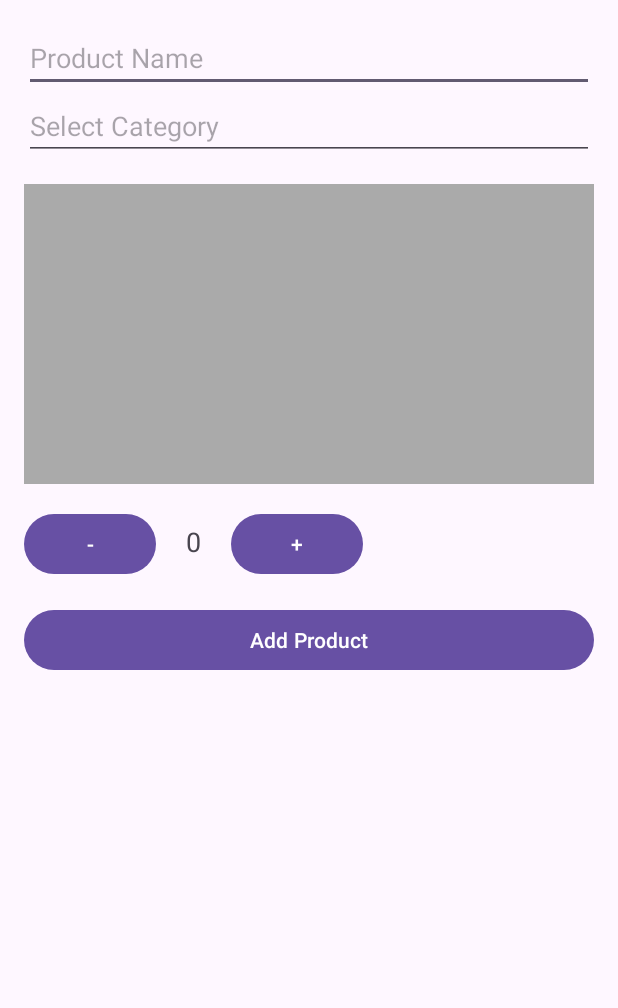
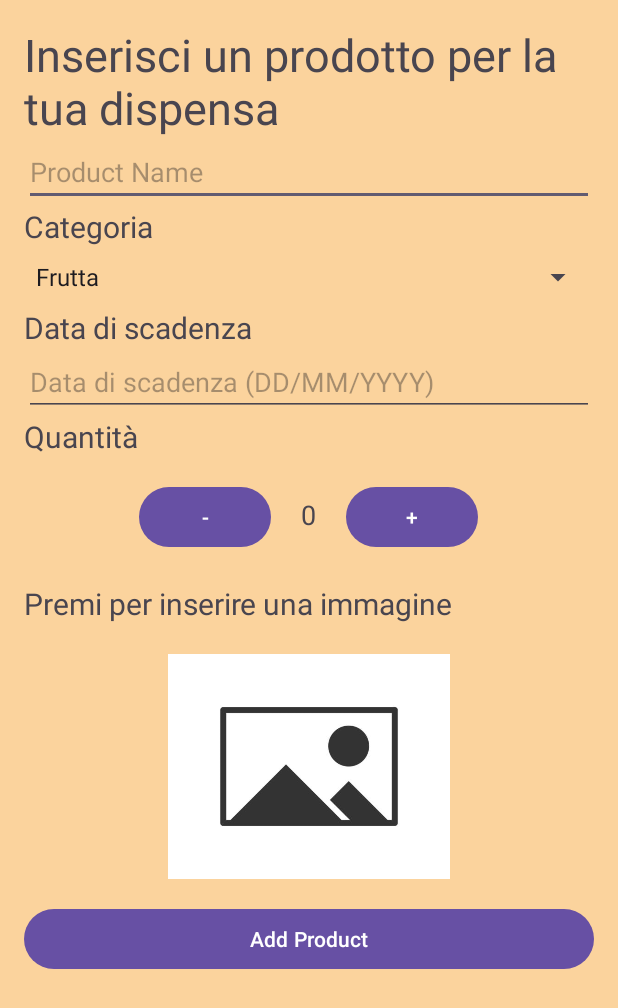
Before and after one commit to YuliaD2609/FarFromHome, an Android app: the PantryAddProduct screen opened directly, with no data from a screen before it, on a phone screen of 412 x 824 dp. Shown: the top 1008 px of the screen. Run offline under Robolectric (Android 15) with nearby library versions, the phone set to English and light mode, and no system bars.

Commit message:
pantry add item not implemented

```diff
--- a/app/src/main/java/com/example/farfromhome/PantryActivity.java
+++ b/app/src/main/java/com/example/farfromhome/PantryActivity.java
@@ -1,5 +1,6 @@
 package com.example.farfromhome;
 import android.app.Activity;
+import android.content.Intent;
 import android.os.Bundle;
 import android.view.View;
 import android.widget.TextView;
@@ -38,8 +39,9 @@
         addItemButton.setOnClickListener(new View.OnClickListener() {
             @Override
             public void onClick(View v) {
-                // Handle adding a new item
-                Toast.makeText(PantryActivity.this, "Add Item Clicked", Toast.LENGTH_SHORT).show();
+                Intent intent = new Intent(PantryActivity.this, PantryAddProduct.class);
+                startActivity(intent);
+                Toast.makeText(PantryActivity.this, "Aggiungi un prodotto", Toast.LENGTH_SHORT).show();
             }
         });
     }
--- a/app/src/main/java/com/example/farfromhome/PantryAddProduct.java
+++ b/app/src/main/java/com/example/farfromhome/PantryAddProduct.java
@@ -8,10 +8,10 @@
 import android.provider.MediaStore;
 import android.view.View;
 import android.widget.ArrayAdapter;
-import android.widget.AutoCompleteTextView;
 import android.widget.Button;
 import android.widget.EditText;
 import android.widget.ImageView;
+import android.widget.Spinner;
 import android.widget.TextView;
 import androidx.annotation.Nullable;
 import androidx.appcompat.app.AppCompatActivity;
@@ -23,7 +23,7 @@
     private static final int REQUEST_IMAGE_PICK = 2;
 
     private EditText editTextProductName;
-    private AutoCompleteTextView autoCompleteCategory;
+    private Spinner spinnerCategory;
     private ImageView imageViewProduct;
     private TextView textViewQuantity;
     private int quantity = 0;
@@ -34,17 +34,18 @@
         setContentView(R.layout.pantry_item_adder);
 
         editTextProductName = findViewById(R.id.editTextProductName);
-        autoCompleteCategory = findViewById(R.id.autoCompleteCategory);
+        spinnerCategory = findViewById(R.id.spinnerCategory);
         imageViewProduct = findViewById(R.id.imageViewProduct);
         textViewQuantity = findViewById(R.id.textViewQuantity);
         Button buttonDecreaseQuantity = findViewById(R.id.buttonDecreaseQuantity);
         Button buttonIncreaseQuantity = findViewById(R.id.buttonIncreaseQuantity);
         Button buttonAddProduct = findViewById(R.id.buttonAddProduct);
 
-        // Setup AutoCompleteTextView with an adapter
-        String[] categories = {"Category1"};
-        ArrayAdapter<String> adapter = new ArrayAdapter<>(this, android.R.layout.simple_dropdown_item_1line, categories);
-        autoCompleteCategory.setAdapter(adapter);
+        // Set up Spinner
+        ArrayAdapter<CharSequence> adapter = ArrayAdapter.createFromResource(this,
+                R.array.category_array, android.R.layout.simple_spinner_item);
+        adapter.setDropDownViewResource(android.R.layout.simple_spinner_dropdown_item);
+        spinnerCategory.setAdapter(adapter);
 
         buttonDecreaseQuantity.setOnClickListener(v -> {
             if (quantity > 0) {
@@ -87,7 +88,7 @@
         if (ContextCompat.checkSelfPermission(this, Manifest.permission.CAMERA) != PackageManager.PERMISSION_GRANTED ||
                 ContextCompat.checkSelfPermission(this, Manifest.permission.READ_EXTERNAL_STORAGE) != PackageManager.PERMISSION_GRANTED) {
 
-            ActivityCompat.requestPermissions(this, new String[]{
+            ActivityCompat.requestPermissions(this, new String[] {
                     Manifest.permission.CAMERA,
                     Manifest.permission.READ_EXTERNAL_STORAGE
             }, 100);
--- a/app/src/main/res/layout/pantry_item_adder.xml
+++ b/app/src/main/res/layout/pantry_item_adder.xml
@@ -5,7 +5,14 @@
     android:layout_height="match_parent"
     android:orientation="vertical"
     android:padding="16dp"
+    android:background="#FBD39D"
     tools:context=".PantryAddProduct">
+
+    <TextView
+        android:layout_width="wrap_content"
+        android:layout_height="wrap_content"
+        android:text="Inserisci un prodotto per la tua dispensa"
+        android:textSize="30dp" />
 
     <EditText
         android:id="@+id/editTextProductName"
@@ -13,27 +20,46 @@
         android:layout_height="wrap_content"
         android:hint="Product Name" />
 
-    <AutoCompleteTextView
-        android:id="@+id/autoCompleteCategory"
+    <TextView
+        android:layout_width="wrap_content"
+        android:layout_height="wrap_content"
+        android:text="Categoria"
+        android:textSize="20dp" />
+
+    <Spinner
+        android:id="@+id/spinnerCategory"
         android:layout_width="match_parent"
         android:layout_height="wrap_content"
-        android:hint="Select Category"
-        android:inputType="none" />
+        android:layout_marginTop="8dp" />
 
-    <ImageView
-        android:id="@+id/imageViewProduct"
+    <TextView
+        android:layout_width="wrap_content"
+        android:layout_height="wrap_content"
+        android:layout_marginTop="8dp"
+        android:text="Data di scadenza"
+        android:textSize="20sp" />
+
+    <EditText
+        android:id="@+id/editTextExpiryDate"
         android:layout_width="match_parent"
-        android:layout_height="200dp"
-        android:layout_marginTop="16dp"
-        android:background="@android:color/darker_gray"
-        android:contentDescription="Product Image"
-        android:onClick="selectImage" />
+        android:layout_height="wrap_content"
+        android:hint="Data di scadenza (DD/MM/YYYY)"
+        android:inputType="date" />
+
+    <TextView
+        android:layout_width="wrap_content"
+        android:layout_height="wrap_content"
+        android:textSize="20dp"
+        android:text="Quantità">
+
+    </TextView>
 
     <LinearLayout
         android:layout_width="wrap_content"
         android:layout_height="wrap_content"
         android:layout_marginTop="16dp"
-        android:orientation="horizontal">
+        android:orientation="horizontal"
+        android:layout_gravity="center_horizontal">
 
         <Button
             android:id="@+id/buttonDecreaseQuantity"
@@ -56,6 +82,26 @@
             android:text="+" />
     </LinearLayout>
 
+
+    <TextView
+        android:layout_width="wrap_content"
+        android:layout_height="wrap_content"
+        android:text="Premi per inserire una immagine"
+        android:layout_marginTop="20dp"
+        android:textSize="20dp" />
+
+    <ImageView
+        android:id="@+id/imageViewProduct"
+        android:layout_width="200dp"
+        android:layout_height="150dp"
+        android:layout_marginTop="20dp"
+        android:layout_gravity="center"
+        android:src="@drawable/image_placeholder"
+        android:contentDescription="Product Image"
+        android:onClick="selectImage" />
+
+
+
     <Button
         android:id="@+id/buttonAddProduct"
         android:layout_width="match_parent"
--- a/app/src/main/res/values/strings.xml
+++ b/app/src/main/res/values/strings.xml
@@ -1,3 +1,10 @@
 <resources>
     <string name="app_name">FarFromHome</string>
+    <string-array name="category_array">
+        <item>Frutta</item>
+        <item>Verdura</item>
+        <item>Carne</item>
+        <item>Pesce</item>
+        <item>Snack</item>
+    </string-array>
 </resources>
```
Also changed, not shown: app/src/main/res/drawable/image_placeholder.jpg (added).
